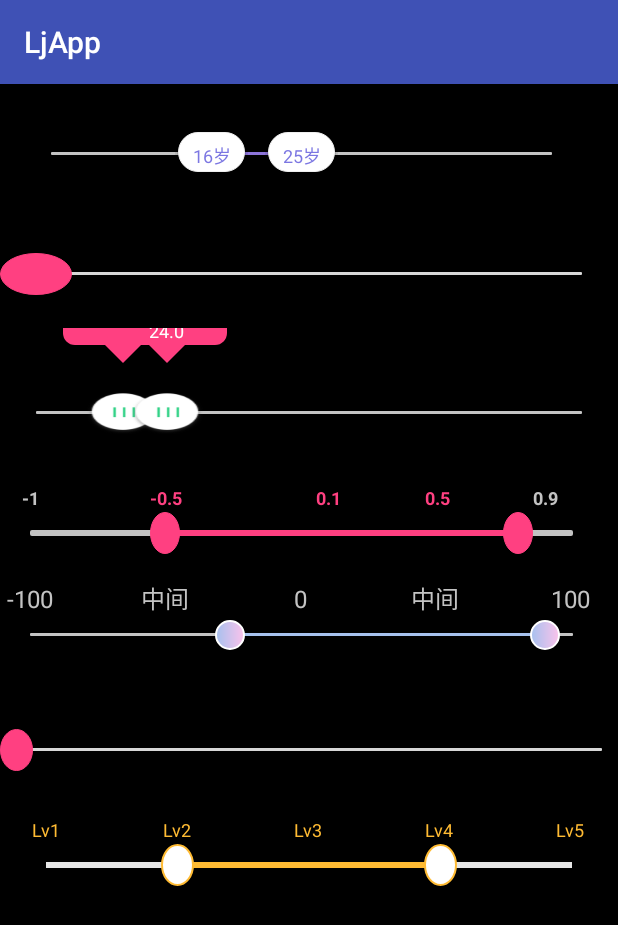
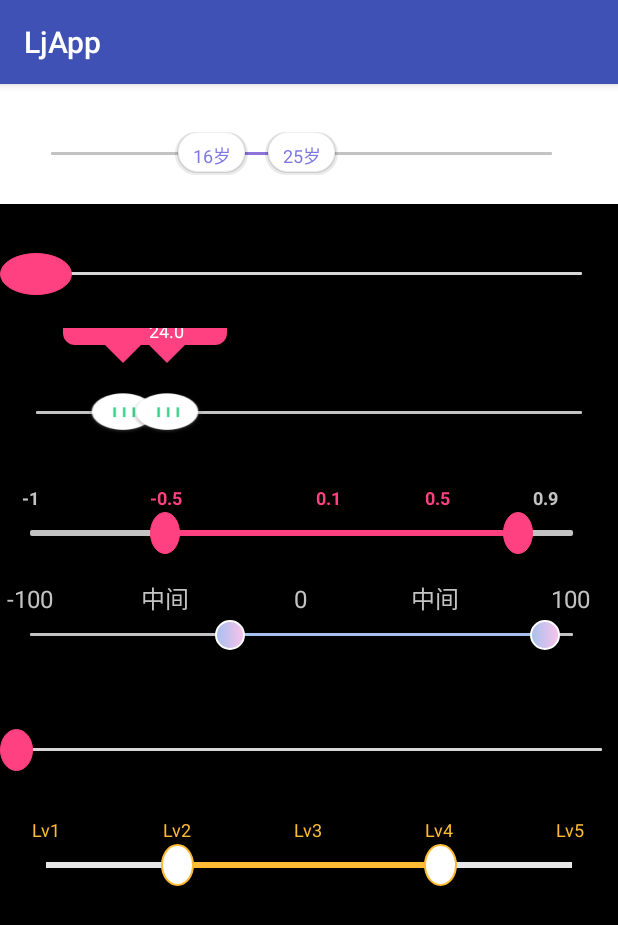
Before and after one commit to haianxian/LjApp, an Android app: the screen it shows after launch (DJSTimeActivity), on a phone screen of 412 x 824 dp. Shown: the top 925 px of the screen. Run offline under Robolectric (Android 15) with nearby library versions, the phone set to English and light mode, and no system bars.

Commit message:
设置滑块shape阴影

```diff
--- a/app/src/main/res/layout/activity_djs.xml
+++ b/app/src/main/res/layout/activity_djs.xml
@@ -30,12 +30,14 @@
         android:layout_width="match_parent"
         android:orientation="vertical"
         android:layout_height="match_parent">
+        <!--thumb_seekbar_white 阴影占了1dp 所以控件要大1dp app:rsb_thumb_size="49dp" app:rsb_thumb_height="29dp"-->
         <com.lj.app.tools.utils.rangeseekbar.RangeSeekBar
             android:id="@+id/other"
             android:layout_width="match_parent"
             android:layout_height="80dp"
             android:paddingLeft="10dp"
             android:paddingRight="10dp"
+            android:background="#FFFFFF"
             app:rsb_mode="range"
             app:rsb_progress_height="2dp"
             app:rsb_progress_color="#8d75da"
```
